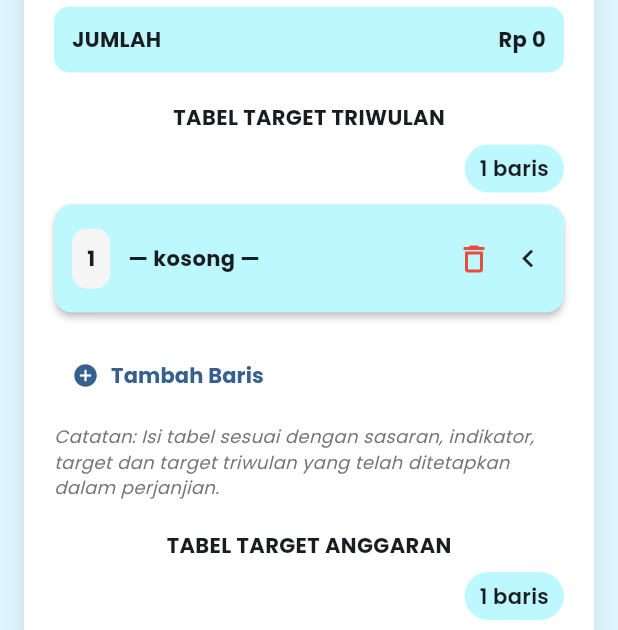
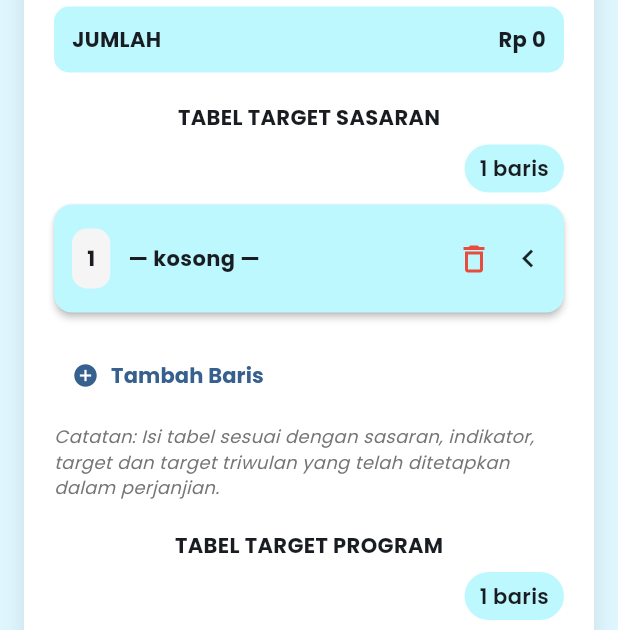
Before and after one commit to Lxtream23/Rsud-Lapkin-Mobile, a Flutter app: the FormPerjanjianPage screen opened by its route, scrolled down 1728 dp, on a phone screen of 412 x 824 dp. Shown: the part 343-973 px from the top of the screen. Run offline on Flutter 3.47's test engine with Material 3 defaults, Android fonts, the phone set to English and light mode, and no system bars; our stand-ins replace image_picker, printing, supabase_flutter; missing offline and left inert: syncfusion_flutter_pdf, syncfusion_flutter_signaturepad; accounts and stored records are empty.

Commit message:
Fix header title card table

```diff
--- a/lib/features/perjanjian/presentation/widgets/card_table1.dart
+++ b/lib/features/perjanjian/presentation/widgets/card_table1.dart
@@ -269,7 +269,7 @@ class _CardTable1WidgetState extends State<CardTable1Widget>
           mainAxisAlignment: MainAxisAlignment.center,
           children: [
             const Text(
-              "TABEL SASARAN & INDIKATOR",
+              "TABEL SASARAN",
               style: TextStyle(fontSize: 14, fontWeight: FontWeight.bold),
             ),
           ],
--- a/lib/features/perjanjian/presentation/widgets/card_table2.dart
+++ b/lib/features/perjanjian/presentation/widgets/card_table2.dart
@@ -271,7 +271,7 @@ class _CardTable2WidgetState extends State<CardTable2Widget>
           mainAxisAlignment: MainAxisAlignment.center,
           children: [
             const Text(
-              "TABEL TARGET TRIWULAN",
+              "TABEL TARGET SASARAN",
               style: TextStyle(fontSize: 14, fontWeight: FontWeight.bold),
             ),
           ],
--- a/lib/features/perjanjian/presentation/widgets/card_table3.dart
+++ b/lib/features/perjanjian/presentation/widgets/card_table3.dart
@@ -231,7 +231,7 @@ class _CardTable3WidgetState extends State<CardTable3Widget> {
           mainAxisAlignment: MainAxisAlignment.center,
           children: [
             const Text(
-              "TABEL PROGRAM & ANGGARAN",
+              "TABEL PROGRAM",
               style: TextStyle(fontSize: 14, fontWeight: FontWeight.bold),
             ),
           ],
--- a/lib/features/perjanjian/presentation/widgets/card_table4.dart
+++ b/lib/features/perjanjian/presentation/widgets/card_table4.dart
@@ -217,7 +217,7 @@ class _CardTable4WidgetState extends State<CardTable4Widget> {
     return Column(
       children: [
         const Text(
-          "TABEL TARGET ANGGARAN",
+          "TABEL TARGET PROGRAM",
           style: TextStyle(fontSize: 14, fontWeight: FontWeight.bold),
         ),
         const SizedBox(height: 8),
```
